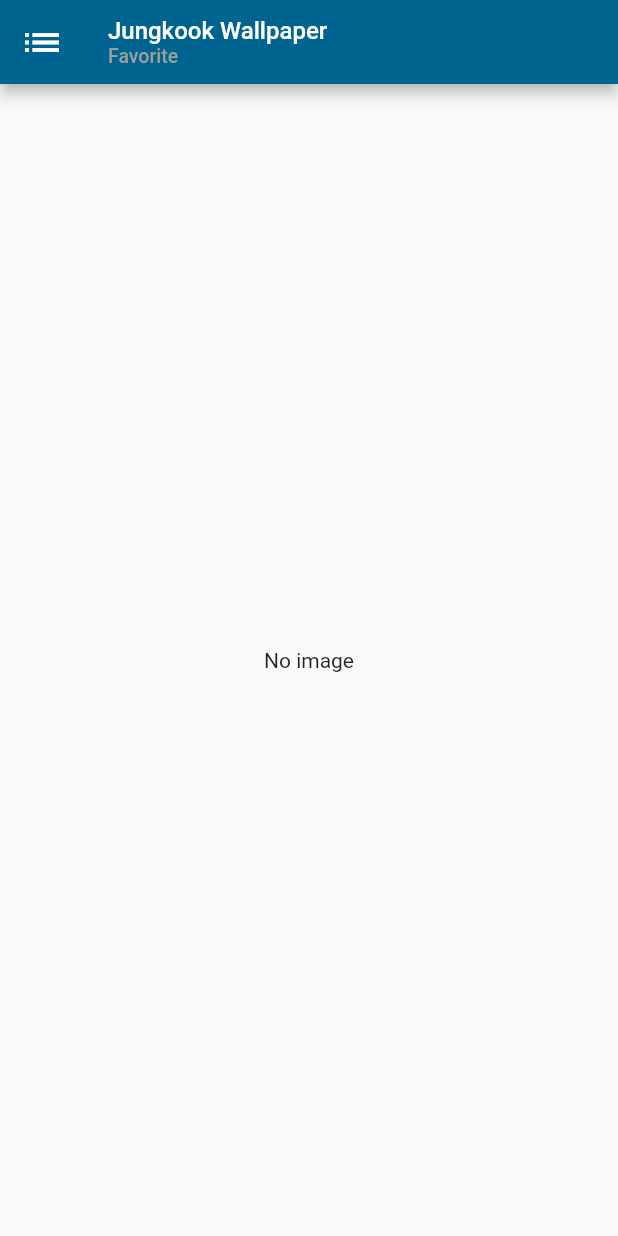
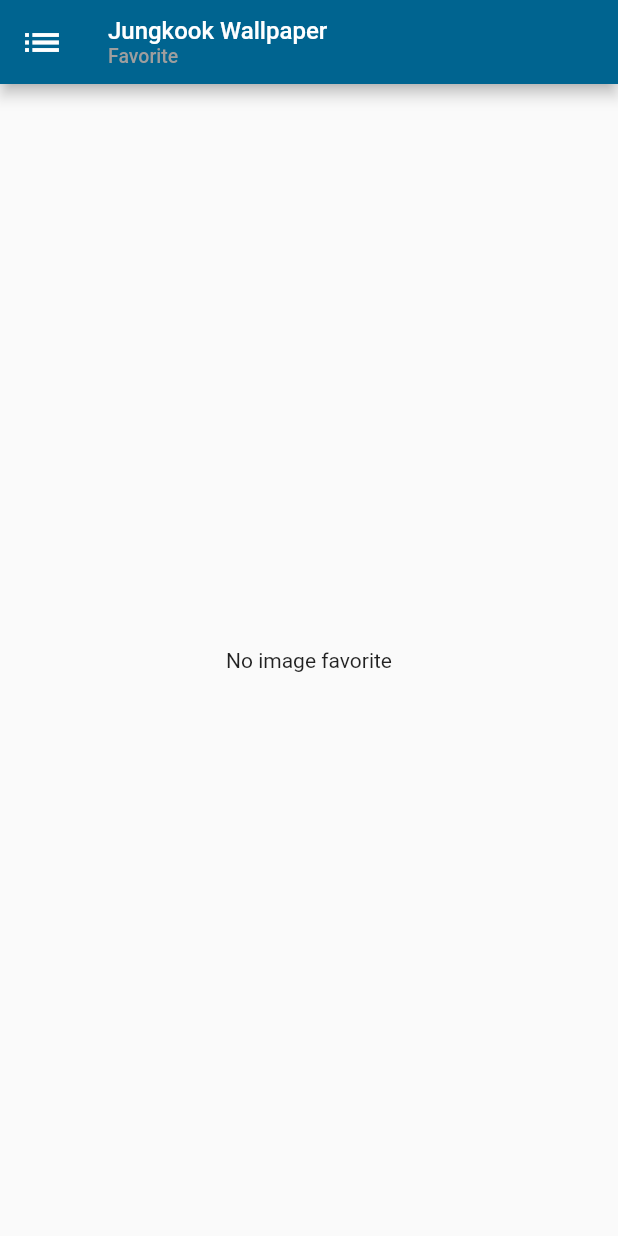
Before and after one commit to minhhoang1007/jungwook_wallpaper, a Flutter app: the FavoriteScreen screen opened directly, on a phone screen of 412 x 824 dp. Run offline on Flutter 3.47's test engine with Material 2 defaults, Android fonts, the phone set to English and light mode, and no system bars; our stand-ins replace dio, flutter_speed_dial, fluttertoast; missing offline and left inert: esys_flutter_share, photos_saver.

Commit message:
set tinh nang

```diff
--- a/lib/drawerscreen/FavoriteScreen.dart
+++ b/lib/drawerscreen/FavoriteScreen.dart
@@ -1,5 +1,6 @@
 import 'package:flutter/material.dart';
 import 'package:jungkook_wallpaper/drawerscreen/drawer.dart';
+import 'package:jungkook_wallpaper/utils/Common.dart';
 
 class FavoriteScreen extends StatefulWidget {
   FavoriteScreen({Key key}) : super(key: key);
@@ -12,6 +13,10 @@ class _FavoriteScreenState extends State<FavoriteScreen> {
   final GlobalKey<ScaffoldState> _scaffoldKey = new GlobalKey<ScaffoldState>();
   @override
   Widget build(BuildContext context) {
+    print(Common().item);
+    var size = MediaQuery.of(context).size;
+    final double itemHeight = (size.height - kToolbarHeight) / 2;
+    final double itemWidth = size.width / 2;
     return SafeArea(
       child: Scaffold(
         key: _scaffoldKey,
@@ -42,11 +47,28 @@ class _FavoriteScreenState extends State<FavoriteScreen> {
             ],
           ),
         ),
-        body: Container(
-          child: Center(
-            child: Text("No image"),
-          ),
-        ),
+        body: Common().item.length == 0
+            ? Container(
+                child: Center(
+                  child: Text("No image favorite"),
+                ),
+              )
+            : GridView.builder(
+                itemCount: Common().item.length,
+                gridDelegate: SliverGridDelegateWithFixedCrossAxisCount(
+                    crossAxisCount: 2,
+                    childAspectRatio: (itemWidth / itemHeight)),
+                itemBuilder: (BuildContext context, int index) {
+                  return GestureDetector(
+                    onTap: () {},
+                    child: Container(
+                      height: MediaQuery.of(context).size.height * 0.3,
+                      width: MediaQuery.of(context).size.width * 0.5,
+                      child: Image.asset(Common().item[index]),
+                    ),
+                  );
+                },
+              ),
       ),
     );
   }
--- /dev/null
+++ b/lib/utils/Common.dart
@@ -0,0 +1,3 @@
+class Common {
+  List<String> item = [];
+}
--- a/pubspec.yaml
+++ b/pubspec.yaml
@@ -28,6 +28,7 @@ dependencies:
   path_provider: ^1.5.1
   dio: ^3.0.7
   fluttertoast: ^3.1.3
+  photos_saver: ^0.0.2
 
 dev_dependencies:
   flutter_test:
```
Also changed, not shown: lib/drawerscreen/Wallpaper.dart (added, +65 -0 lines), lib/screens/ItemPhoto.dart (+87 -25 lines), pubspec.lock.
